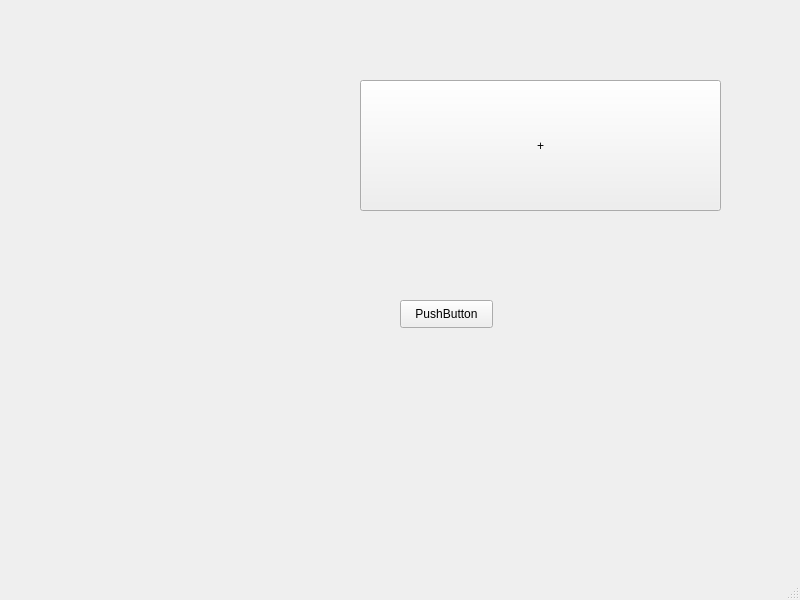
Old version of the form Grade2(2021-2022)/OOP/Semester1/Lab2/Notes/menuwindow.ui in the repository anikotyk/Studing.
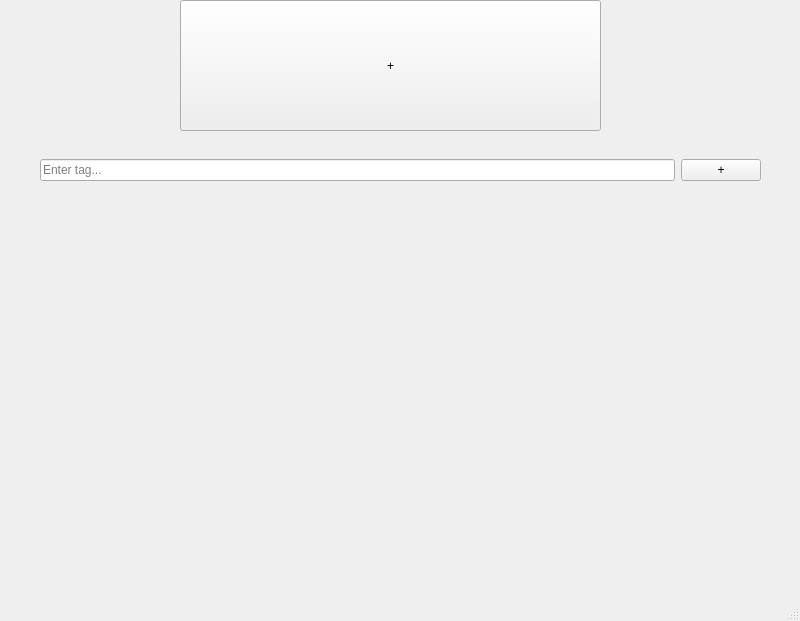
New version of the form.

Diff of the .ui file:
```diff
--- a/Grade2(2021-2022)/OOP/Semester1/Lab2/Notes/menuwindow.ui
+++ b/Grade2(2021-2022)/OOP/Semester1/Lab2/Notes/menuwindow.ui
@@ -7,7 +7,7 @@
     <x>0</x>
     <y>0</y>
     <width>800</width>
-    <height>600</height>
+    <height>621</height>
    </rect>
   </property>
   <property name="windowTitle">
@@ -17,9 +17,9 @@
    <widget class="QPushButton" name="pushButton">
     <property name="geometry">
      <rect>
-      <x>360</x>
-      <y>80</y>
-      <width>361</width>
+      <x>180</x>
+      <y>0</y>
+      <width>421</width>
       <height>131</height>
      </rect>
     </property>
@@ -30,26 +30,50 @@
    <widget class="QWidget" name="verticalLayoutWidget">
     <property name="geometry">
      <rect>
-      <x>50</x>
-      <y>200</y>
-      <width>160</width>
-      <height>80</height>
+      <x>40</x>
+      <y>260</y>
+      <width>721</width>
+      <height>291</height>
      </rect>
     </property>
     <layout class="QVBoxLayout" name="verticalLayout"/>
    </widget>
-   <widget class="QPushButton" name="pushButton_2">
+   <widget class="QWidget" name="horizontalLayoutWidget">
     <property name="geometry">
      <rect>
-      <x>400</x>
-      <y>300</y>
-      <width>93</width>
-      <height>28</height>
+      <x>40</x>
+      <y>150</y>
+      <width>721</width>
+      <height>41</height>
      </rect>
     </property>
-    <property name="text">
-     <string>PushButton</string>
+    <layout class="QHBoxLayout" name="horizontalLayout">
+     <item>
+      <widget class="QLineEdit" name="lineEdit">
+       <property name="placeholderText">
+        <string>Enter tag...</string>
+       </property>
+      </widget>
+     </item>
+     <item>
+      <widget class="QPushButton" name="pushButton_3">
+       <property name="text">
+        <string>+</string>
+       </property>
+      </widget>
+     </item>
+    </layout>
+   </widget>
+   <widget class="QWidget" name="horizontalLayoutWidget_2">
+    <property name="geometry">
+     <rect>
+      <x>40</x>
+      <y>190</y>
+      <width>721</width>
+      <height>61</height>
+     </rect>
     </property>
+    <layout class="QHBoxLayout" name="horizontalLayout_2"/>
    </widget>
   </widget>
   <widget class="QMenuBar" name="menubar">
```
